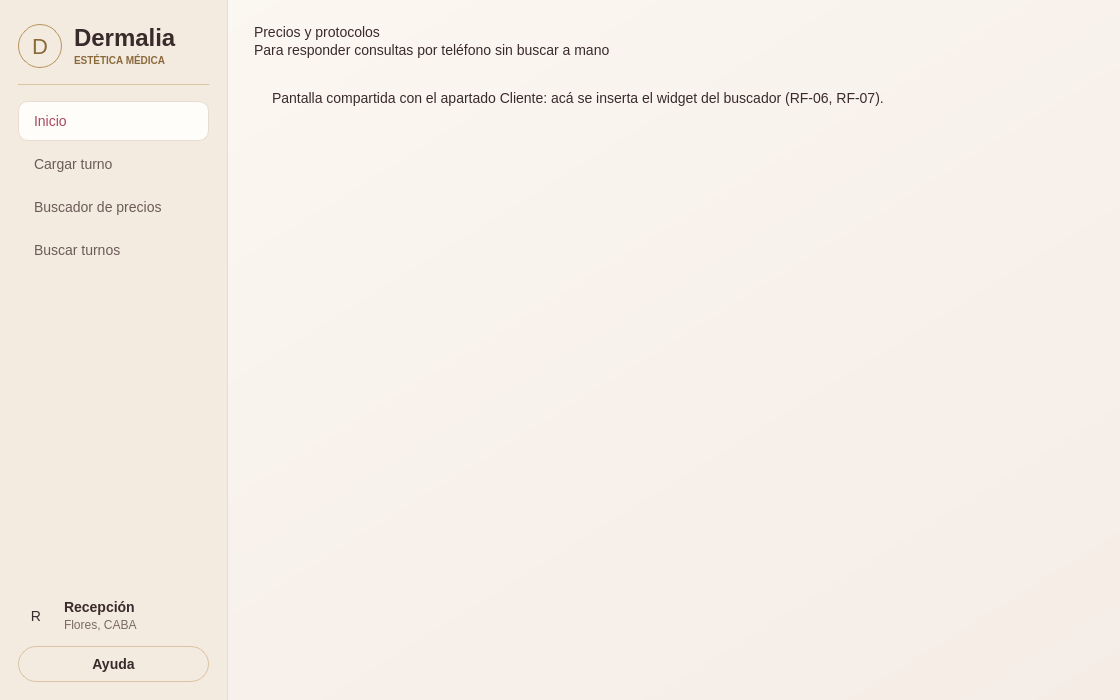
This is frontend/gestion/ventanagestion.ui in sant1jmnz/Proyect-berea as Qt 5 draws it before an edit. The edited form follows.
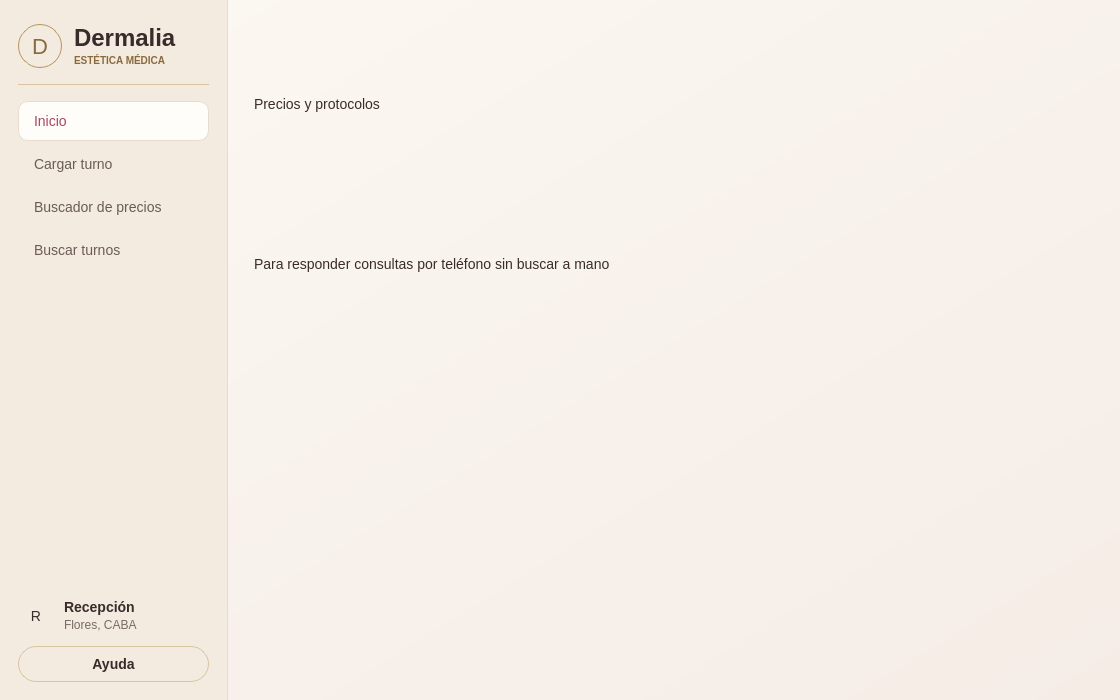
This is the edited form. The open tabs and pages were chosen to show the change. Icons and pictures are not drawn. Custom widgets are drawn as their Qt base class.

Commit message: Agregar el apartado Cliente (terminal táctil) y el buscador de precios compartido

The edit to the form file:
```diff
--- a/frontend/gestion/ventanagestion.ui
+++ b/frontend/gestion/ventanagestion.ui
@@ -2993,51 +2993,7 @@
          </layout>
         </item>
         <item>
-         <widget class="QFrame" name="tarjetaBuscador">
-          <property name="tarjeta" stdset="0">
-           <bool>true</bool>
-          </property>
-          <layout class="QVBoxLayout" name="layoutTarjetaBuscador">
-           <property name="leftMargin">
-            <number>18</number>
-           </property>
-           <property name="topMargin">
-            <number>18</number>
-           </property>
-           <property name="rightMargin">
-            <number>18</number>
-           </property>
-           <property name="bottomMargin">
-            <number>18</number>
-           </property>
-           <item>
-            <widget class="QLabel" name="lblBuscadorPendiente">
-             <property name="text">
-              <string>Pantalla compartida con el apartado Cliente: acá se inserta el widget del buscador (RF-06, RF-07).</string>
-             </property>
-             <property name="wordWrap">
-              <bool>true</bool>
-             </property>
-             <property name="rol" stdset="0">
-              <string notr="true">nota</string>
-             </property>
-            </widget>
-           </item>
-           <item>
-            <spacer name="espacioBuscador">
-             <property name="orientation">
-              <enum>Qt::Vertical</enum>
-             </property>
-             <property name="sizeHint" stdset="0">
-              <size>
-               <width>20</width>
-               <height>40</height>
-              </size>
-             </property>
-            </spacer>
-           </item>
-          </layout>
-         </widget>
+         <widget class="BuscadorPrecios" name="buscador" native="true"/>
         </item>
        </layout>
       </widget>
@@ -3442,6 +3398,14 @@
    </layout>
   </widget>
  </widget>
+ <customwidgets>
+  <customwidget>
+   <class>BuscadorPrecios</class>
+   <extends>QWidget</extends>
+   <header>buscadorprecios.h</header>
+   <container>1</container>
+  </customwidget>
+ </customwidgets>
  <resources>
   <include location="recursos.qrc"/>
  </resources>
```
The commit also changes 11 other files.
